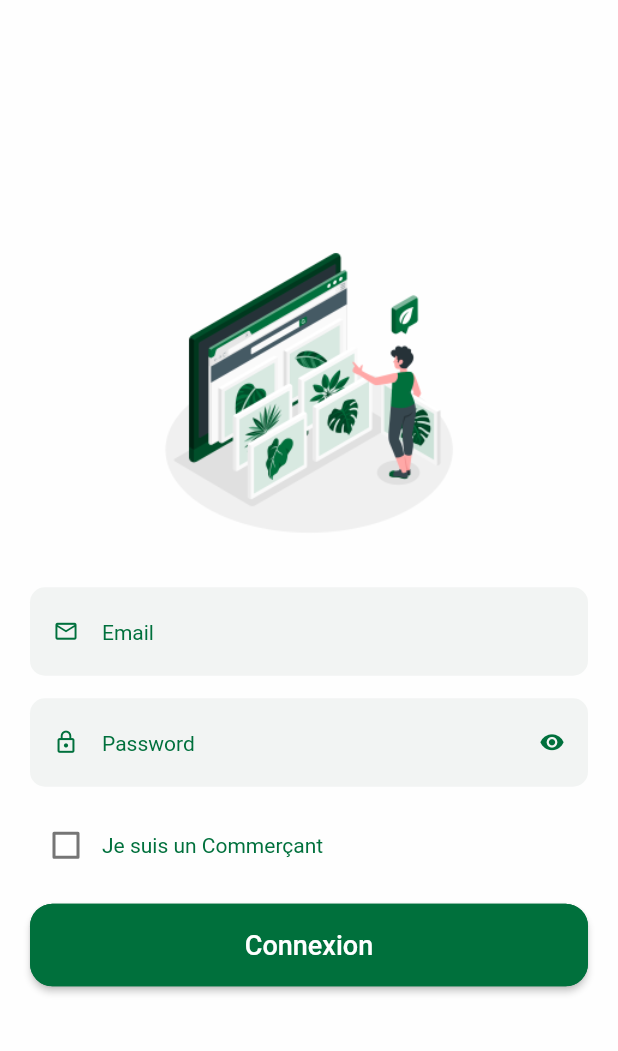
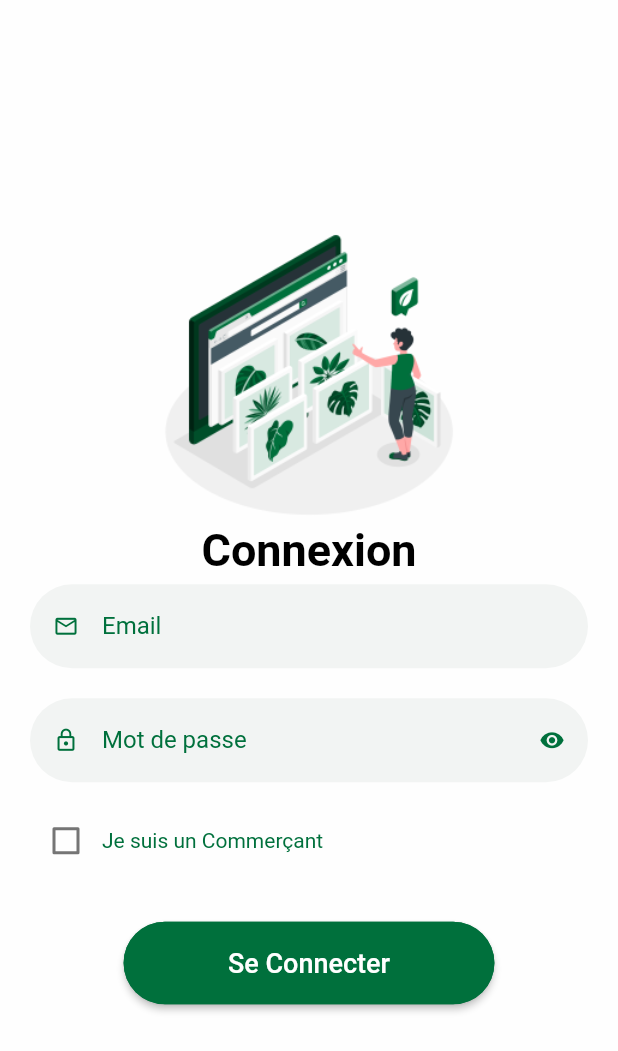
Before and after one commit to Chiraz32/Mini-Project-Chajrti, a Flutter app: the screen it shows after launch, on a phone screen of 412 x 824 dp. Shown: the top 1051 px of the screen. Run offline on Flutter 3.47's test engine with Material 2 defaults, Android fonts, the light colour scheme and no system bars; Roboto replaces fonts that are missing (Poppins-Medium.ttf, Roboto-Light.ttf).

Commit message:
log in front!!  done

```diff
--- a/lib/Screens/login.dart
+++ b/lib/Screens/login.dart
@@ -1,4 +1,6 @@
 // ignore_for_file: prefer_const_constructors, sort_child_properties_last
+
+import 'dart:ui';
 
 import 'package:chajrti/Constants/constants.dart';
 import 'package:flutter/material.dart';
@@ -13,16 +15,20 @@ class LoginPage extends StatefulWidget {
 }
 
 class _LoginPageState extends State<LoginPage> {
+  bool isClient = false;
+  bool _obscureText = true;
+
   @override
   Widget build(BuildContext context) {
     String defaultFontFamily = 'Roboto-Light.ttf';
     double defaultFontSize = 14;
     double defaultIconSize = 17;
+
     return Scaffold(
       body: Container(
-        padding: EdgeInsets.only(left: 20, right: 20, top: 35, bottom: 30),
-        width: double.infinity,
-        height: double.infinity,
+        padding: EdgeInsets.only(left: 20, right: 20, top: 25, bottom: 20),
+        width: MediaQuery.of(context).size.width,
+        height: MediaQuery.of(context).size.height,
         color: Colors.white70,
         child: Column(
           children: <Widget>[
@@ -37,14 +43,23 @@ class _LoginPageState extends State<LoginPage> {
                     alignment: Alignment.center,
                     child: Image.asset("assets/connexionImage.png"),
                   ),
+                  Text(
+                    "Connexion",
+                    style: TextStyle(
+                      color: Colors.black,
+                      fontFamily: defaultFontFamily,
+                      fontWeight: FontWeight.w600,
+                      fontSize: 30,
+                    ),
+                  ),
                   SizedBox(
-                    height: 30,
+                    height: 5,
                   ),
                   TextField(
                     showCursor: true,
                     decoration: InputDecoration(
                       border: OutlineInputBorder(
-                        borderRadius: BorderRadius.all(Radius.circular(10.0)),
+                        borderRadius: BorderRadius.all(Radius.circular(30.0)),
                         borderSide: BorderSide(
                           width: 0,
                           style: BorderStyle.none,
@@ -60,18 +75,28 @@ class _LoginPageState extends State<LoginPage> {
                       hintStyle: TextStyle(
                           color: mainGreen,
                           fontFamily: defaultFontFamily,
-                          fontSize: defaultFontSize),
+                          fontSize: 16,
+                      ),
                       hintText: "Email",
+                    ),
+                    style: TextStyle(
+                      color: Colors.black,
+                      fontFamily: defaultFontFamily,
+                      fontSize: 16,
+                      height: 1,
                     ),
                   ),
                   SizedBox(
-                    height: 15,
+                    height: 20,
                   ),
                   TextField(
+                    obscureText: _obscureText,
+                    enableSuggestions: false,
+                    autocorrect: false,
                     showCursor: true,
                     decoration: InputDecoration(
                       border: OutlineInputBorder(
-                        borderRadius: BorderRadius.all(Radius.circular(10.0)),
+                        borderRadius: BorderRadius.all(Radius.circular(30.0)),
                         borderSide: BorderSide(
                           width: 0,
                           style: BorderStyle.none,
@@ -83,18 +108,34 @@ class _LoginPageState extends State<LoginPage> {
                         color: mainGreen,
                         size: defaultIconSize,
                       ),
-                      suffixIcon: Icon(
-                        Icons.remove_red_eye,
-                        color: mainGreen,
-                        size: defaultIconSize,
+                      suffixIcon:IconButton(
+                          icon : Icon(
+                            _obscureText ? Icons.remove_red_eye : Icons.remove_red_eye_outlined,
+                            color: mainGreen,
+                            size: defaultIconSize,
+                          ),
+                          color: mainGreen,
+                          iconSize: defaultIconSize,
+                          onPressed: () {
+                            setState(() {
+                              _obscureText = !_obscureText;
+                            });
+                          },
                       ),
+
                       fillColor: lighterGreen,
                       hintStyle: TextStyle(
                         color: mainGreen,
                         fontFamily: defaultFontFamily,
-                        fontSize: defaultFontSize,
+                        fontSize: 16,
                       ),
-                      hintText: "Password",
+                      hintText: "Mot de passe",
+                    ),
+                    style: TextStyle(
+                      color: Colors.black,
+                      fontFamily: defaultFontFamily,
+                      fontSize: 16,
+                      height: 1,
                     ),
                   ),
                   SizedBox(
@@ -107,8 +148,12 @@ class _LoginPageState extends State<LoginPage> {
                       Row(
                         children: <Widget>[
                           Checkbox(
-                            value: false,
-                            onChanged: (value) {},
+                            value: isClient,
+                            onChanged: (bool? value) {
+                              setState(() {
+                                isClient = value!;
+                              });
+                            },
                             activeColor: mainGreen,
                           ),
                           Text(
@@ -125,10 +170,10 @@ class _LoginPageState extends State<LoginPage> {
                   ),
 
                   SizedBox(
-                    height: 15,
+                    height: 30,
                   ),
                   Container(
-                    width: double.infinity,
+                    width: MediaQuery.of(context).size.width * 0.6,
                     child: ElevatedButton(
                       //add padding to the button
                       style: ButtonStyle(
@@ -137,7 +182,7 @@ class _LoginPageState extends State<LoginPage> {
                         shape:
                             MaterialStateProperty.all<RoundedRectangleBorder>(
                           RoundedRectangleBorder(
-                            borderRadius: BorderRadius.circular(15.0),
+                            borderRadius: BorderRadius.circular(30.0),
                             side: BorderSide(color: mainGreen),
                           ),
                         ),
@@ -146,7 +191,7 @@ class _LoginPageState extends State<LoginPage> {
                       ),
                       onPressed: () {},
                       child: Text(
-                        "Connexion",
+                        "Se Connecter",
                         style: TextStyle(
                           color: Colors.white,
                           fontSize: 18,
```
